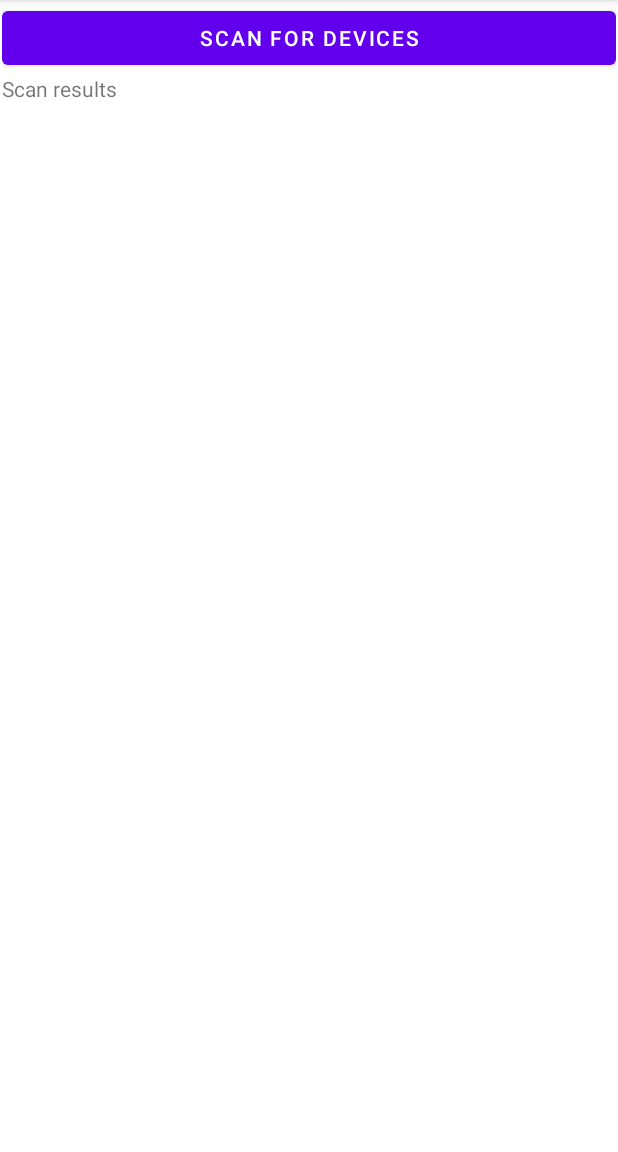
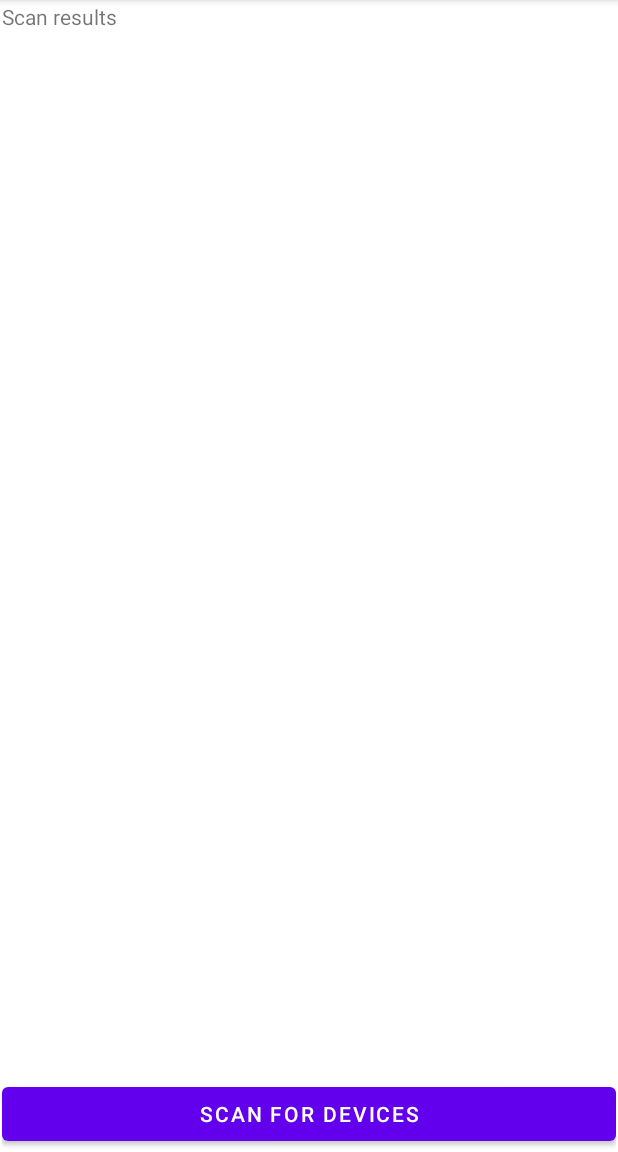
Before and after one commit to Tiuth/Mobile-Glove, an Android app: the screen it shows after launch (MainActivity), on a phone screen of 412 x 824 dp, the part 84-1236 px from its top. Run offline under Robolectric (Android 15) with nearby library versions, the phone set to English and light mode, and no system bars.

Commit message:
minor design refactoring

```diff
--- a/app/app/src/main/java/com/example/mobileglove/DeviceActivity.kt
+++ b/app/app/src/main/java/com/example/mobileglove/DeviceActivity.kt
@@ -74,7 +74,7 @@ class DeviceActivity : AppCompatActivity() {
         setContentView(R.layout.activity_device)
 
         deviceName = intent.getStringExtra(DEVICE_NAME)
-        deviceAddress = intent.getStringExtra(DEVICE_ADDRESS) as String
+        deviceAddress = intent.getStringExtra(DEVICE_ADDRESS) as String //"12345678"
 
         // bind this Activity to the BLeService
         val gattServiceIntent = Intent(this, BluetoothLeService::class.java)
@@ -113,7 +113,7 @@ class DeviceActivity : AppCompatActivity() {
             bluetoothService?.setCharacteristicNotification(gestureCharacteristic, true)
         }
         else {
-            val toast = Toast.makeText(this, "The Device doesn't provide the needed BLE Service", Toast.LENGTH_LONG)
+            val toast = Toast.makeText(this, "The Device doesn't provide the required BLE Service", Toast.LENGTH_LONG)
             toast.show()
         }
     }
--- a/app/app/src/main/java/com/example/mobileglove/MainActivity.kt
+++ b/app/app/src/main/java/com/example/mobileglove/MainActivity.kt
@@ -94,6 +94,8 @@ class MainActivity : AppCompatActivity() {
         scanBtn.setOnClickListener {
             scanForBleDevices()
             //deviceNames.add("Test1")
+            //deviceNames.add("Test2")
+            //deviceNames.add("Test3")
             deviceAdapter.notifyDataSetChanged()
         }
 
@@ -124,7 +126,7 @@ class MainActivity : AppCompatActivity() {
     private val leScanCallback: ScanCallback = object : ScanCallback() {
         @SuppressLint("MissingPermission")
         override fun onScanResult(callbackType: Int, result: ScanResult) {
-            // if the device has a name use the name otherwise the address
+            // if the device has a name use the name otherwise use the address
             val devName = result.device.name ?: result.device.address
             if (!deviceNames.contains(devName)) {
                 Log.i("Ble Scan", "Found a device")
--- a/app/app/src/main/res/layout/activity_main.xml
+++ b/app/app/src/main/res/layout/activity_main.xml
@@ -19,12 +19,6 @@
         app:layout_constraintStart_toStartOf="parent"
         app:layout_constraintTop_toTopOf="parent">
 
-        <Button
-            android:id="@+id/scanBtn"
-            android:layout_width="match_parent"
-            android:layout_height="wrap_content"
-            android:text="@string/scanBtn" />
-
         <TextView
             android:id="@+id/scanResults"
             android:layout_width="match_parent"
@@ -36,6 +30,20 @@
             android:layout_width="match_parent"
             android:layout_height="wrap_content" />
 
+        <LinearLayout
+            android:layout_width="match_parent"
+            android:layout_height="0dp"
+            android:layout_weight="1"
+            android:gravity="center|bottom"
+            android:orientation="vertical">
+
+            <Button
+                android:id="@+id/scanBtn"
+                android:layout_width="match_parent"
+                android:layout_height="wrap_content"
+                android:text="@string/scanBtn" />
+        </LinearLayout>
+
     </LinearLayout>
 
 </androidx.constraintlayout.widget.ConstraintLayout>
```
Also changed, not shown: app/app/src/main/java/com/example/mobileglove/BluetoothLeService.kt (+4 -4 lines).
